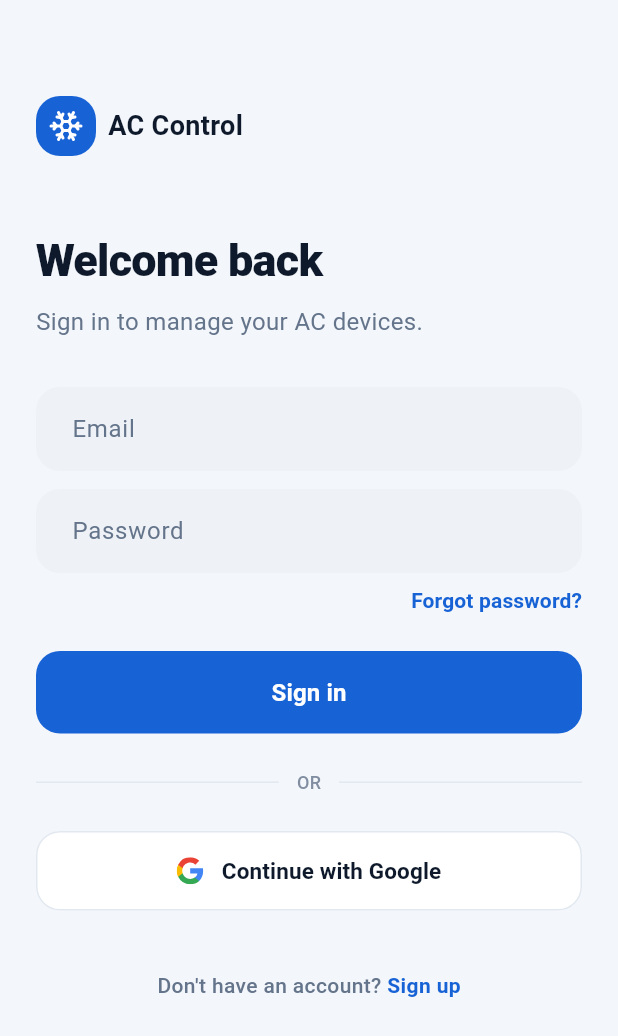
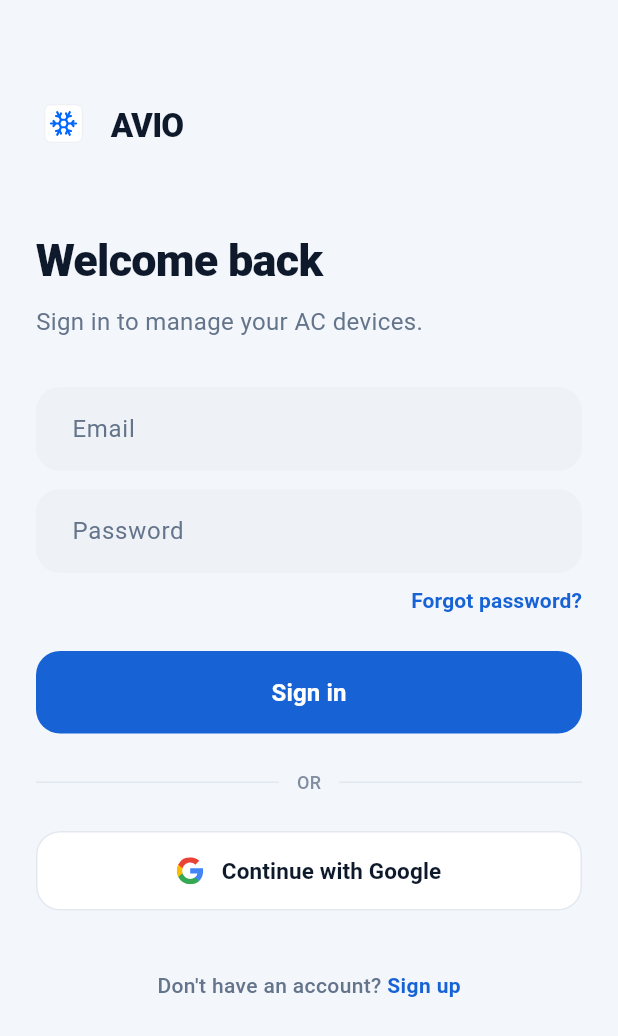
Before and after one commit to AntonyJuza/ac_automation, a Flutter app: the screen it shows after launch, on a phone screen of 412 x 824 dp. Shown: the top 1036 px of the screen. Run offline on Flutter 3.47's test engine with Material 3 defaults, Android fonts, the light colour scheme and no system bars; our stand-ins replace flutter_blue_plus, flutter_svg, go_router, permission_handler, shared_preferences.

Commit message:
feat: add app icon assets, configure launcher icons, and initialize project screen structure

```diff
--- a/lib/app.dart
+++ b/lib/app.dart
@@ -95,7 +95,7 @@ class ACAutomationApp extends StatelessWidget {
           );
 
           return MaterialApp.router(
-            title: 'AC Automation',
+            title: 'AVIO',
             debugShowCheckedModeBanner: false,
             theme: ThemeData(
               useMaterial3: true,
--- a/lib/screens/home_screen.dart
+++ b/lib/screens/home_screen.dart
@@ -297,7 +297,7 @@ class _HomeScreenState extends State<HomeScreen> {
     final isOnline = acProvider.selectedDevice?['online'] ?? false;
     return AppBar(
       title: const Text(
-        'AC Control',
+        'AVIO',
         style: TextStyle(
           color: AppColors.textPrimary,
           fontSize: 18,
@@ -850,7 +850,7 @@ class _HomeScreenState extends State<HomeScreen> {
                 ),
                 const SizedBox(height: 20),
                 const Text(
-                  'Enter the Device ID found on your AC Automation controller\'s label:',
+                  'Enter the Device ID found on your AVIO controller\'s label:',
                   style: TextStyle(fontSize: 13, color: AppColors.textSecondary),
                 ),
                 const SizedBox(height: 12),
--- a/lib/screens/login_screen.dart
+++ b/lib/screens/login_screen.dart
@@ -64,20 +64,23 @@ class _LoginScreenState extends State<LoginScreen> {
     const Color textMutedColor = Color(0xFF64748B);
     const Color accentBlue = Color(0xFF1763D6);
 
-    const String snowflakeSvg = '''
-<svg xmlns="http://www.w3.org/2000/svg" viewBox="0 0 24 24" fill="none" stroke="currentColor" stroke-width="2" stroke-linecap="round" stroke-linejoin="round">
-  <path d="m10 20-1.25-2.5L6 18" />
-  <path d="M10 4 8.75 6.5 6 6" />
-  <path d="m14 20 1.25-2.5L18 18" />
-  <path d="m14 4 1.25 2.5L18 6" />
-  <path d="m17 21-3-6h-4" />
-  <path d="m17 3-3 6 1.5 3" />
-  <path d="M2 12h6.5L10 9" />
-  <path d="m20 10-1.5 2 1.5 2" />
-  <path d="M22 12h-6.5L14 15" />
-  <path d="m4 10 1.5 2L4 14" />
-  <path d="m7 21 3-6-1.5-3" />
-  <path d="m7 3 3 6h4" />
+    const String avioSvg = '''
+<svg xmlns="http://www.w3.org/2000/svg" width="512" height="512" viewBox="-10 -10 48 48">
+  <rect x="-3" y="-3" width="30" height="30" rx="5" fill="#FFFFFF" stroke="#E5E7EB" stroke-width="0.5" />
+  <g fill="none" stroke="#0066FF" stroke-width="1.75" stroke-linecap="round" stroke-linejoin="round">
+    <path d="m10 20-1.25-2.5L6 18"/>
+    <path d="M10 4 8.75 6.5 6 6"/>
+    <path d="m14 20 1.25-2.5L18 18"/>
+    <path d="m14 4 1.25 2.5L18 6"/>
+    <path d="m17 21-3-6h-4"/>
+    <path d="m17 3-3 6 1.5 3"/>
+    <path d="M2 12h6.5L10 9"/>
+    <path d="m20 10-1.5 2 1.5 2"/>
+    <path d="M22 12h-6.5L14 15"/>
+    <path d="m4 10 1.5 2L4 14"/>
+    <path d="m7 21 3-6-1.5-3"/>
+    <path d="m7 3 3 6h4"/>
+  </g>
 </svg>
 ''';
 
@@ -107,29 +110,21 @@ class _LoginScreenState extends State<LoginScreen> {
                     Row(
                       mainAxisAlignment: MainAxisAlignment.start,
                       children: [
-                        Container(
+                        SizedBox(
                           width: 40,
                           height: 40,
-                          decoration: BoxDecoration(
-                            color: accentBlue,
-                            borderRadius: BorderRadius.circular(16),
-                          ),
-                          child: Center(
-                            child: SvgPicture.string(
-                              snowflakeSvg,
-                              width: 24,
-                              height: 24,
-                              colorFilter: const ColorFilter.mode(Colors.white, BlendMode.srcIn),
-                            ),
+                          child: SvgPicture.string(
+                            avioSvg,
                           ),
                         ),
-                        const SizedBox(width: 8),
+                        const SizedBox(width: 10),
                         const Text(
-                          'AC Control',
+                          'AVIO',
                           style: TextStyle(
-                            fontSize: 18,
-                            fontWeight: FontWeight.bold,
+                            fontSize: 22,
+                            fontWeight: FontWeight.w800,
                             color: textColorBrand,
+                            letterSpacing: -0.5,
                           ),
                         ),
                       ],
--- a/pubspec.yaml
+++ b/pubspec.yaml
@@ -100,5 +100,5 @@ flutter:
 flutter_launcher_icons:
   android: "launcher_icon"
   ios: true
-  image_path: "assets/app_icon.png"
+  image_path: "assets/08_box_white_blue.svg"
   min_sdk_android: 21
```
Also changed, not shown: assets/01_circle_gray_blue.svg (added), assets/02_circle_blue_white.svg (added), assets/03_circle_white_blue.svg (added), assets/04_circle_gray_white.svg (added), assets/05_circle_darkgray_white.svg (added), assets/06_box_gray_blue.svg (added), assets/07_box_blue_white.svg (added), assets/08_box_white_blue.svg (added), assets/09_box_white_gray.svg (added), assets/10_box_darkgray_white.svg (added), assets/11_transparent_blue.svg (added), assets/12_transparent_white.svg (added), assets/13_transparent_gray.svg (added), assets/14_transparent_darkgray.svg (added), 1 more files, 2 other files.
